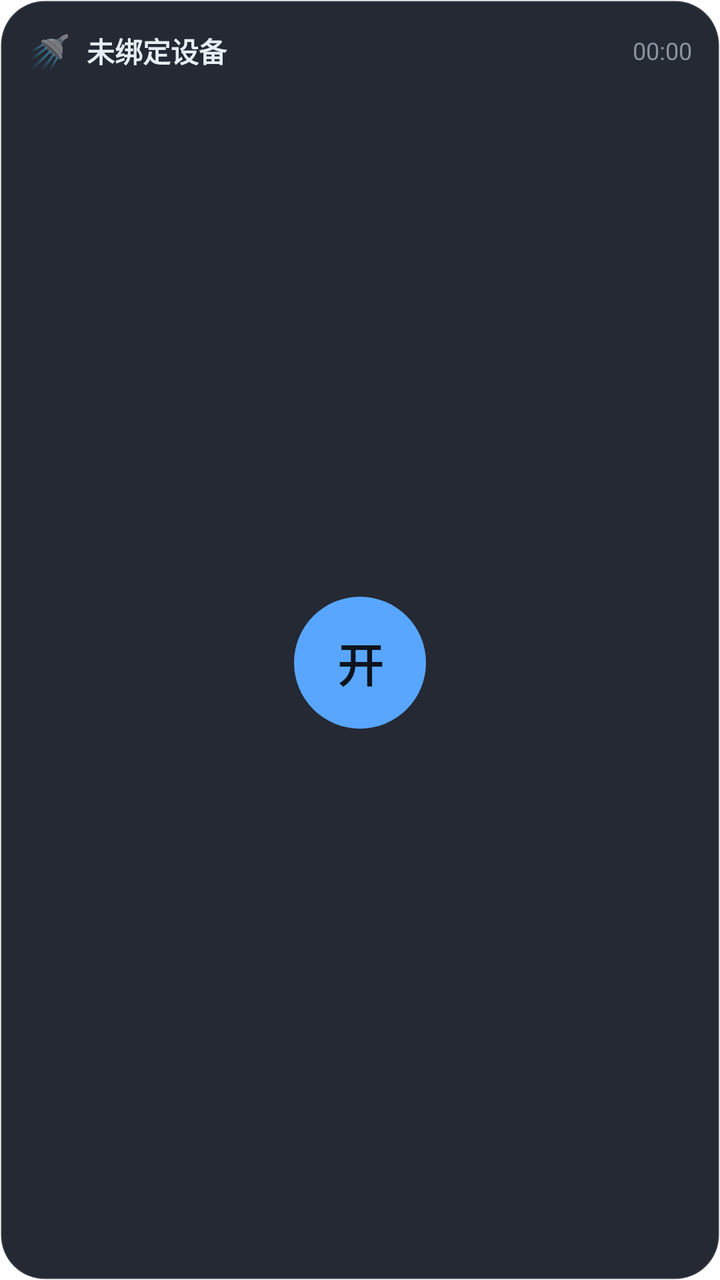
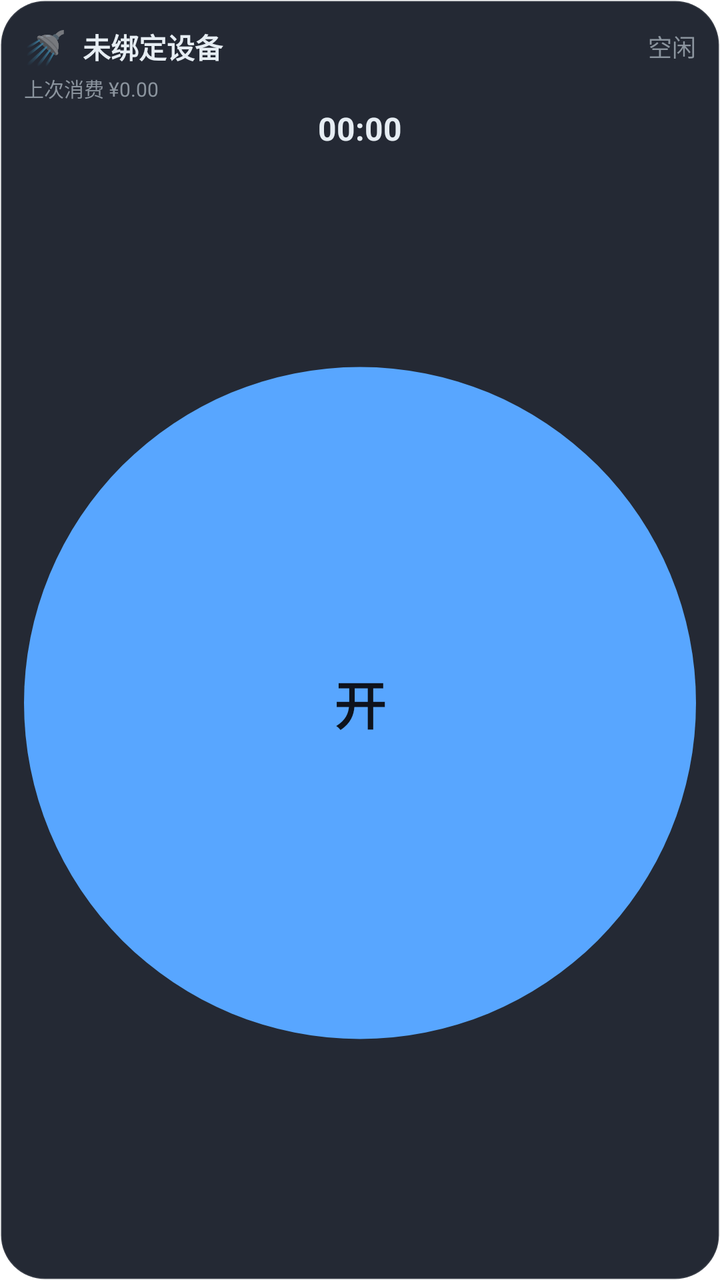

Compare the two renders of this Android layout. The source of the first and the diff that turns it into the second are given below.
<!-- AndroidManifest.xml: application theme Theme.LinYu -->
<!-- res/layout/widget_linyu_2x4_dark.xml -->
<?xml version="1.0" encoding="utf-8"?>
<LinearLayout xmlns:android="http://schemas.android.com/apk/res/android"
    android:id="@+id/widget_root"
    android:layout_width="match_parent"
    android:layout_height="match_parent"
    android:orientation="vertical"
    android:background="@drawable/widget_bg_dark"
    android:padding="14dp">

    <LinearLayout
        android:layout_width="match_parent"
        android:layout_height="wrap_content"
        android:orientation="horizontal"
        android:gravity="center_vertical">

        <TextView
            android:id="@+id/widget_emoji"
            android:layout_width="wrap_content"
            android:layout_height="wrap_content"
            android:textSize="17sp"
            android:text="🚿" />

        <TextView
            android:id="@+id/widget_device"
            android:layout_width="0dp"
            android:layout_height="wrap_content"
            android:layout_weight="1"
            android:layout_marginStart="8dp"
            android:textSize="14sp"
            android:textStyle="bold"
            android:maxLines="1"
            android:ellipsize="end"
            android:textColor="#E6EDF3"
            android:text="未绑定设备" />

        <Chronometer
            android:id="@+id/widget_status"
            android:layout_width="wrap_content"
            android:layout_height="wrap_content"
            android:textSize="12sp"
            android:textColor="#8B949E"
            android:text="空闲" />
    </LinearLayout>

    <FrameLayout
        android:layout_width="match_parent"
        android:layout_height="0dp"
        android:layout_weight="1">

        <TextView
            android:id="@+id/widget_action_start"
            android:layout_width="66dp"
            android:layout_height="66dp"
            android:layout_gravity="center"
            android:background="@drawable/widget_circle_start_dark"
            android:gravity="center"
            android:textSize="23sp"
            android:textStyle="bold"
            android:textColor="#0E131D"
            android:text="开" />

        <TextView
            android:id="@+id/widget_action_stop"
            android:layout_width="66dp"
            android:layout_height="66dp"
            android:layout_gravity="center"
            android:background="@drawable/widget_circle_stop_dark"
            android:gravity="center"
            android:textSize="23sp"
            android:textStyle="bold"
            android:textColor="#0E131D"
            android:text="关"
            android:visibility="gone" />
    </FrameLayout>
</LinearLayout>
<!-- resources referenced by this layout -->
<resources>
  <!-- drawable widget_bg_dark (drawable) -->
  <?xml version="1.0" encoding="utf-8"?>
  <shape xmlns:android="http://schemas.android.com/apk/res/android"
      android:shape="rectangle">
      <solid android:color="#F71D232E" />
      <corners android:radius="22dp" />
      <stroke android:width="1dp" android:color="#1AFFFFFF" />
  </shape>
  <!-- drawable widget_circle_start_dark (drawable) -->
  <?xml version="1.0" encoding="utf-8"?>
  <shape xmlns:android="http://schemas.android.com/apk/res/android"
      android:shape="oval">
      <solid android:color="#58A6FF" />
  </shape>
  <!-- drawable widget_circle_stop_dark (drawable) -->
  <?xml version="1.0" encoding="utf-8"?>
  <shape xmlns:android="http://schemas.android.com/apk/res/android"
      android:shape="oval">
      <solid android:color="#F85149" />
  </shape>
  <style name="Theme.LinYu" parent="Theme.MaterialComponents.DayNight.NoActionBar">
          <item name="colorPrimary">#2563EB</item>
          <item name="colorPrimaryVariant">#1D4ED8</item>
          <item name="colorOnPrimary">@color/white</item>
          <item name="colorSecondary">#6B7280</item>
          <item name="colorSecondaryVariant">#4B5563</item>
          <item name="colorOnSecondary">@color/white</item>
          <item name="android:statusBarColor">?attr/colorPrimaryVariant</item>
      </style>
  <color name="white">#FFFFFFFF</color>
</resources>

<!-- the commit's change to res/layout/widget_linyu_2x4_dark.xml (unified diff, before → after) -->
@@ -5,7 +5,7 @@
     android:layout_height="match_parent"
     android:orientation="vertical"
     android:background="@drawable/widget_bg_dark"
-    android:padding="14dp">
+    android:padding="12dp">
 
     <LinearLayout
         android:layout_width="match_parent"
@@ -33,7 +33,7 @@
             android:textColor="#E6EDF3"
             android:text="未绑定设备" />
 
-        <Chronometer
+        <TextView
             android:id="@+id/widget_status"
             android:layout_width="wrap_content"
             android:layout_height="wrap_content"
@@ -42,34 +42,56 @@
             android:text="空闲" />
     </LinearLayout>
 
+    <TextView
+        android:id="@+id/widget_lastconsume"
+        android:layout_width="match_parent"
+        android:layout_height="wrap_content"
+        android:layout_marginTop="2dp"
+        android:textSize="10sp"
+        android:maxLines="1"
+        android:ellipsize="end"
+        android:textColor="#8B949E"
+        android:text="上次消费 ¥0.00" />
+
+    <Chronometer
+        android:id="@+id/widget_timer"
+        android:layout_width="match_parent"
+        android:layout_height="wrap_content"
+        android:layout_marginTop="2dp"
+        android:gravity="center"
+        android:textSize="16sp"
+        android:textStyle="bold"
+        android:textColor="#E6EDF3"
+        android:text="00:00" />
+
     <FrameLayout
         android:layout_width="match_parent"
         android:layout_height="0dp"
         android:layout_weight="1">
 
+        <ImageView
+            android:id="@+id/widget_action_start"
+            android:layout_width="match_parent"
+            android:layout_height="match_parent"
+            android:scaleType="fitCenter"
+            android:src="@drawable/widget_circle_start_dark" />
+
+        <ImageView
+            android:id="@+id/widget_action_stop"
+            android:layout_width="match_parent"
+            android:layout_height="match_parent"
+            android:scaleType="fitCenter"
+            android:src="@drawable/widget_circle_stop_dark"
+            android:visibility="gone" />
+
         <TextView
-            android:id="@+id/widget_action_start"
-            android:layout_width="66dp"
-            android:layout_height="66dp"
+            android:id="@+id/widget_action_label"
+            android:layout_width="wrap_content"
+            android:layout_height="wrap_content"
             android:layout_gravity="center"
-            android:background="@drawable/widget_circle_start_dark"
-            android:gravity="center"
-            android:textSize="23sp"
+            android:textSize="26sp"
             android:textStyle="bold"
             android:textColor="#0E131D"
             android:text="开" />
-
-        <TextView
-            android:id="@+id/widget_action_stop"
-            android:layout_width="66dp"
-            android:layout_height="66dp"
-            android:layout_gravity="center"
-            android:background="@drawable/widget_circle_stop_dark"
-            android:gravity="center"
-            android:textSize="23sp"
-            android:textStyle="bold"
-            android:textColor="#0E131D"
-            android:text="关"
-            android:visibility="gone" />
     </FrameLayout>
 </LinearLayout>
<!-- resource entries referenced after the edit -->
@@ -13,12 +13,14 @@
   <shape xmlns:android="http://schemas.android.com/apk/res/android"
       android:shape="oval">
       <solid android:color="#58A6FF" />
+      <size android:width="100dp" android:height="100dp" />
   </shape>
   <!-- drawable widget_circle_stop_dark (drawable) -->
   <?xml version="1.0" encoding="utf-8"?>
   <shape xmlns:android="http://schemas.android.com/apk/res/android"
       android:shape="oval">
       <solid android:color="#F85149" />
+      <size android:width="100dp" android:height="100dp" />
   </shape>
   <style name="Theme.LinYu" parent="Theme.MaterialComponents.DayNight.NoActionBar">
           <item name="colorPrimary">#2563EB</item>
